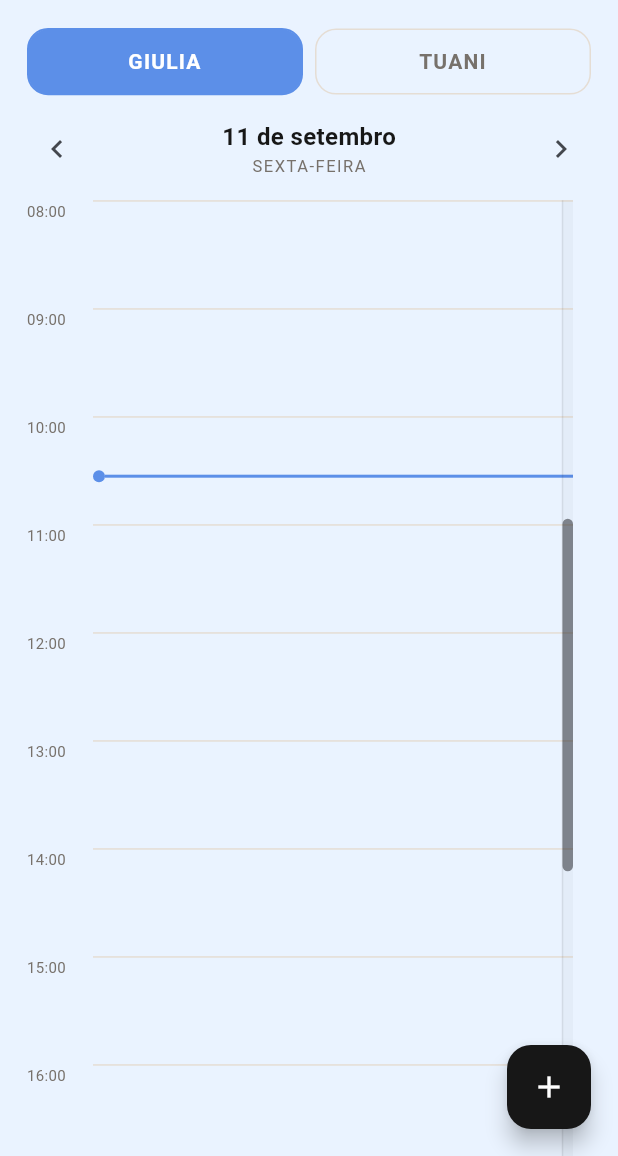
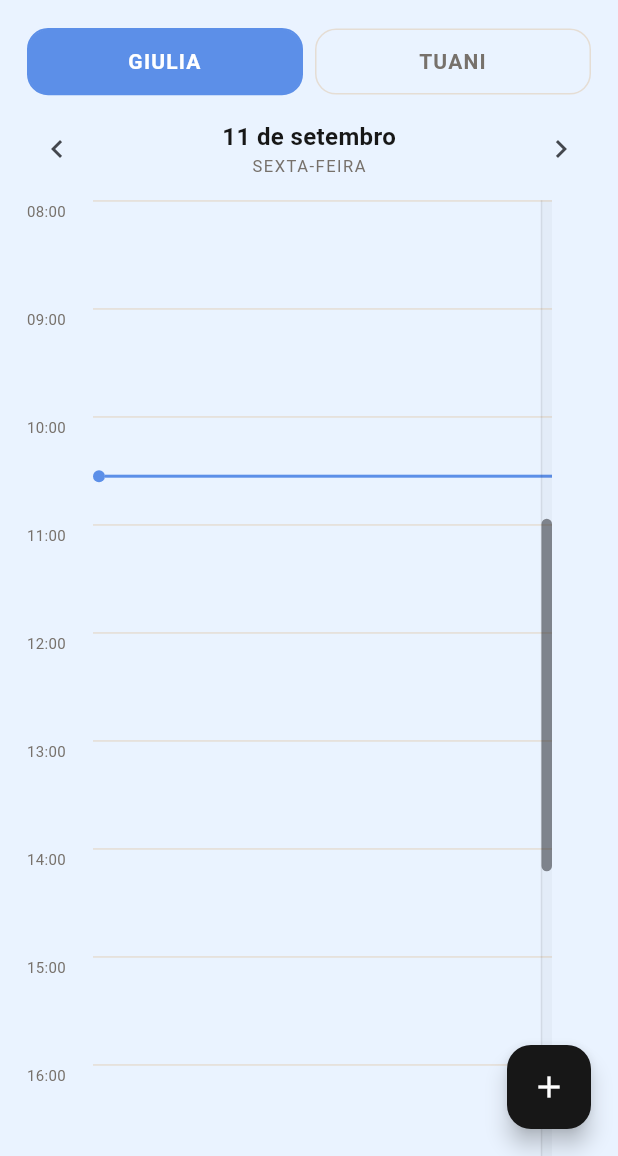
Before and after one commit to giuliabarross2-hub/dioli-app, a Flutter app: the screen it shows after launch, on a phone screen of 412 x 824 dp, the part 80-1236 px from its top. Run offline on Flutter 3.47's test engine with Material 3 defaults, Android fonts, the phone set to English and light mode, and no system bars; our stand-ins replace shared_preferences, supabase_flutter; accounts and stored records are empty; network calls fail; Roboto replaces fonts that are missing (sans).

Commit message:
Ajusta area de rolagem da agenda

```diff
--- a/lib/main.dart
+++ b/lib/main.dart
@@ -1196,7 +1196,7 @@ class _AgendaPageState extends State<AgendaPage> {
 
   Widget _dayView(DateTime day) {
     const timeColumnWidth = 62.0;
-    const scrollColumnWidth = 30.0;
+    const scrollColumnWidth = 44.0;
 
     return Stack(
       children: [
@@ -1210,7 +1210,7 @@ class _AgendaPageState extends State<AgendaPage> {
             radius: const Radius.circular(8),
             child: SingleChildScrollView(
               controller: vertical,
-              physics: const ClampingScrollPhysics(),
+              physics: const NeverScrollableScrollPhysics(),
               child: SizedBox(
                 height: 24 * hourHeight,
                 child: Row(
```
